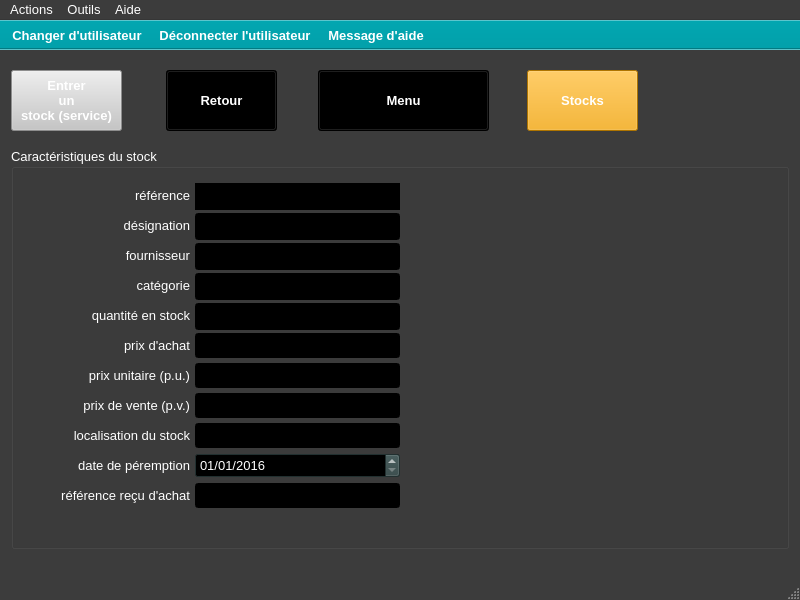
xnoumbissinoundou/yeroth-erp-3.0, file ui/purchase/yeroth-erp-achats-detail-window.ui: the form before one commit.
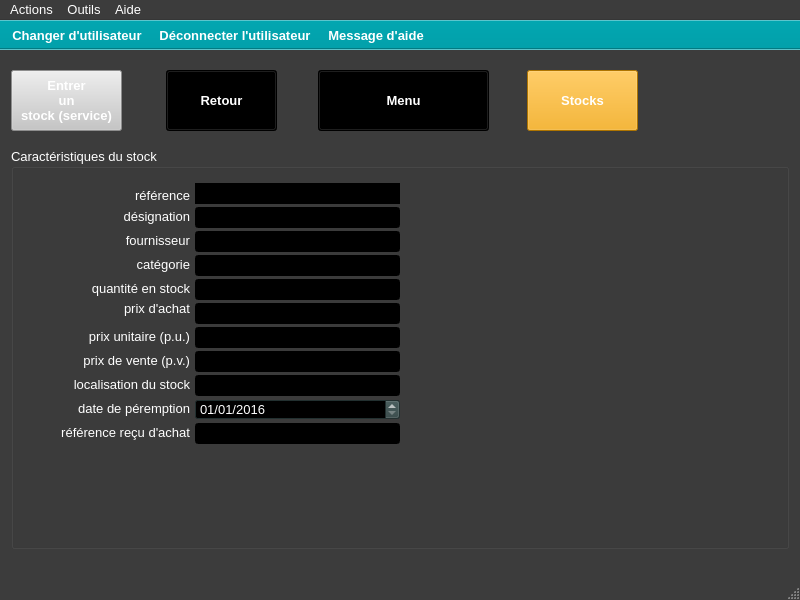
The form after the commit. Icons and pictures are not drawn. Custom widgets are drawn as their Qt base class.

```diff
--- a/ui/purchase/yeroth-erp-achats-detail-window.ui
+++ b/ui/purchase/yeroth-erp-achats-detail-window.ui
@@ -2616,7 +2616,7 @@
        <x>184</x>
        <y>35</y>
        <width>205</width>
-       <height>27</height>
+       <height>21</height>
       </rect>
      </property>
      <property name="palette">
@@ -3071,7 +3071,7 @@
      <property name="geometry">
       <rect>
        <x>8</x>
-       <y>67</y>
+       <y>58</y>
        <width>171</width>
        <height>21</height>
       </rect>
@@ -3095,9 +3095,9 @@
      <property name="geometry">
       <rect>
        <x>184</x>
-       <y>65</y>
+       <y>59</y>
        <width>205</width>
-       <height>27</height>
+       <height>21</height>
       </rect>
      </property>
      <property name="palette">
@@ -3525,7 +3525,7 @@
      <property name="geometry">
       <rect>
        <x>8</x>
-       <y>97</y>
+       <y>82</y>
        <width>171</width>
        <height>21</height>
       </rect>
@@ -3549,7 +3549,7 @@
      <property name="geometry">
       <rect>
        <x>58</x>
-       <y>157</y>
+       <y>130</y>
        <width>121</width>
        <height>21</height>
       </rect>
@@ -3573,9 +3573,9 @@
      <property name="geometry">
       <rect>
        <x>184</x>
-       <y>155</y>
+       <y>131</y>
        <width>205</width>
-       <height>27</height>
+       <height>21</height>
       </rect>
      </property>
      <property name="palette">
@@ -4006,7 +4006,7 @@
      <property name="geometry">
       <rect>
        <x>8</x>
-       <y>127</y>
+       <y>106</y>
        <width>171</width>
        <height>21</height>
       </rect>
@@ -4030,7 +4030,7 @@
      <property name="geometry">
       <rect>
        <x>8</x>
-       <y>247</y>
+       <y>202</y>
        <width>171</width>
        <height>21</height>
       </rect>
@@ -4054,7 +4054,7 @@
      <property name="geometry">
       <rect>
        <x>8</x>
-       <y>277</y>
+       <y>226</y>
        <width>171</width>
        <height>21</height>
       </rect>
@@ -4075,9 +4075,9 @@
      <property name="geometry">
       <rect>
        <x>184</x>
-       <y>245</y>
+       <y>203</y>
        <width>205</width>
-       <height>25</height>
+       <height>21</height>
       </rect>
      </property>
      <property name="palette">
@@ -4508,9 +4508,9 @@
      <property name="geometry">
       <rect>
        <x>184</x>
-       <y>305</y>
+       <y>251</y>
        <width>205</width>
-       <height>25</height>
+       <height>21</height>
       </rect>
      </property>
      <property name="font">
@@ -4535,9 +4535,9 @@
      <property name="geometry">
       <rect>
        <x>184</x>
-       <y>185</y>
+       <y>155</y>
        <width>205</width>
-       <height>25</height>
+       <height>21</height>
       </rect>
      </property>
      <property name="palette">
@@ -4970,9 +4970,9 @@
      <property name="geometry">
       <rect>
        <x>184</x>
-       <y>95</y>
+       <y>83</y>
        <width>205</width>
-       <height>27</height>
+       <height>21</height>
       </rect>
      </property>
      <property name="palette">
@@ -5400,9 +5400,9 @@
      <property name="geometry">
       <rect>
        <x>184</x>
-       <y>125</y>
+       <y>107</y>
        <width>205</width>
-       <height>27</height>
+       <height>21</height>
       </rect>
      </property>
      <property name="palette">
@@ -5833,9 +5833,9 @@
      <property name="geometry">
       <rect>
        <x>184</x>
-       <y>275</y>
+       <y>227</y>
        <width>205</width>
-       <height>25</height>
+       <height>21</height>
       </rect>
      </property>
      <property name="palette">
@@ -6263,7 +6263,7 @@
      <property name="geometry">
       <rect>
        <x>8</x>
-       <y>307</y>
+       <y>250</y>
        <width>171</width>
        <height>21</height>
       </rect>
@@ -6286,9 +6286,9 @@
      <property name="geometry">
       <rect>
        <x>184</x>
-       <y>215</y>
+       <y>179</y>
        <width>205</width>
-       <height>25</height>
+       <height>21</height>
       </rect>
      </property>
      <property name="palette">
@@ -6722,7 +6722,7 @@
      <property name="geometry">
       <rect>
        <x>8</x>
-       <y>217</y>
+       <y>178</y>
        <width>171</width>
        <height>21</height>
       </rect>
@@ -6746,7 +6746,7 @@
      <property name="geometry">
       <rect>
        <x>8</x>
-       <y>187</y>
+       <y>150</y>
        <width>171</width>
        <height>21</height>
       </rect>
@@ -6770,9 +6770,9 @@
      <property name="geometry">
       <rect>
        <x>184</x>
-       <y>335</y>
+       <y>275</y>
        <width>205</width>
-       <height>25</height>
+       <height>21</height>
       </rect>
      </property>
      <property name="palette">
@@ -7200,7 +7200,7 @@
      <property name="geometry">
       <rect>
        <x>8</x>
-       <y>337</y>
+       <y>274</y>
        <width>171</width>
        <height>21</height>
       </rect>
```
Left out of the diff: 2 changed lines with no effect on the pictures.
